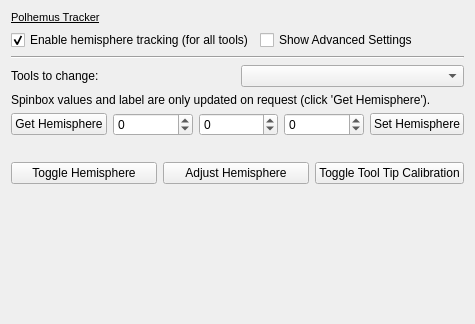
The window that Modules/IGTUI/Qmitk/QmitkPolhemusTrackerWidget.ui (MITK/MITK) describes before a commit, drawn with Qt 5.
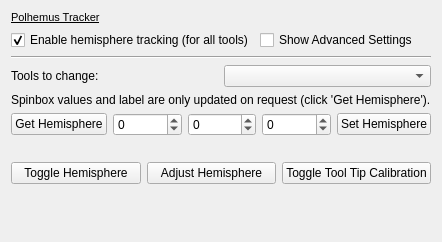
The same window after the commit.

Commit message:
- PolhemusTrackerWidget size adjusted to be stable
- Tracking Device Configuration QComboBox size adjusted

Patch:
```diff
--- a/Modules/IGTUI/Qmitk/QmitkPolhemusTrackerWidget.ui
+++ b/Modules/IGTUI/Qmitk/QmitkPolhemusTrackerWidget.ui
@@ -6,12 +6,12 @@
    <rect>
     <x>0</x>
     <y>0</y>
-    <width>475</width>
-    <height>324</height>
+    <width>395</width>
+    <height>242</height>
    </rect>
   </property>
-  <layout class="QVBoxLayout" name="verticalLayout">
-   <item>
+  <layout class="QGridLayout" name="gridLayout_4">
+   <item row="0" column="0">
     <layout class="QGridLayout" name="gridLayout_3">
      <item row="0" column="0">
       <widget class="QLabel" name="polhemus_label">
@@ -158,7 +158,7 @@
      </item>
     </layout>
    </item>
-   <item>
+   <item row="1" column="0">
     <spacer name="verticalSpacer">
      <property name="orientation">
       <enum>Qt::Vertical</enum>
@@ -166,7 +166,7 @@
      <property name="sizeHint" stdset="0">
       <size>
        <width>20</width>
-       <height>40</height>
+       <height>10</height>
       </size>
      </property>
     </spacer>
```
The commit also changes 2 other files.
